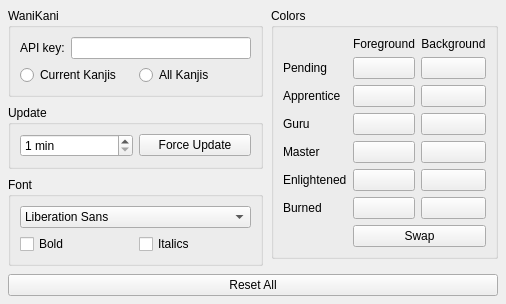
Old version of the form src/wanikaniwidget.ui in the repository agarny/wanikani.
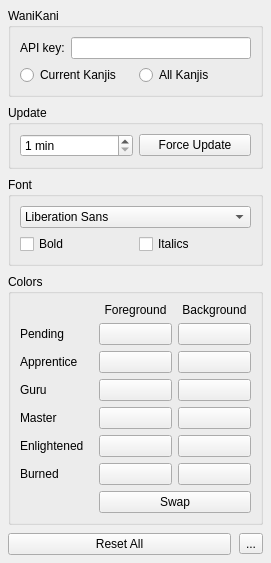
New version of the form. Icons and pictures are not drawn.

```diff
--- a/src/wanikaniwidget.ui
+++ b/src/wanikaniwidget.ui
@@ -6,8 +6,8 @@
    <rect>
     <x>0</x>
     <y>0</y>
-    <width>412</width>
-    <height>306</height>
+    <width>228</width>
+    <height>532</height>
    </rect>
   </property>
   <property name="windowTitle">
@@ -33,16 +33,14 @@
     <number>8</number>
    </property>
    <item>
-    <layout class="QHBoxLayout" name="horizontalLayout">
-     <item>
-      <layout class="QVBoxLayout" name="leftVerticalLayout">
-       <item>
-        <widget class="QGroupBox" name="apiKeyGroupBox">
-         <property name="title">
-          <string>WaniKani</string>
-         </property>
          <layout class="QVBoxLayout" name="verticalLayout">
           <item>
+      <widget class="QGroupBox" name="waniKaniGroupBox">
+       <property name="title">
+        <string>WaniKani</string>
+       </property>
+       <layout class="QVBoxLayout" name="waniKaniLayout">
+        <item>
            <layout class="QHBoxLayout" name="apiKeyLayout">
             <item>
              <widget class="QLabel" name="apiKeyLabel">
@@ -153,23 +151,6 @@
         </widget>
        </item>
        <item>
-        <spacer name="leftVerticalSpacer">
-         <property name="orientation">
-          <enum>Qt::Vertical</enum>
-         </property>
-         <property name="sizeHint" stdset="0">
-          <size>
-           <width>0</width>
-           <height>0</height>
-          </size>
-         </property>
-        </spacer>
-       </item>
-      </layout>
-     </item>
-     <item>
-      <layout class="QVBoxLayout" name="rightVerticalLayout">
-       <item>
         <widget class="QGroupBox" name="colorsGroupBox">
          <property name="title">
           <string>Colors</string>
@@ -334,29 +315,32 @@
          </layout>
         </widget>
        </item>
+    </layout>
+   </item>
        <item>
-        <spacer name="rightVerticalSpacer">
-         <property name="orientation">
-          <enum>Qt::Vertical</enum>
-         </property>
-         <property name="sizeHint" stdset="0">
-          <size>
-           <width>0</width>
-           <height>0</height>
-          </size>
-         </property>
-        </spacer>
-       </item>
-      </layout>
-     </item>
-    </layout>
-   </item>
+    <layout class="QHBoxLayout" name="horizontalLayout">
    <item>
     <widget class="QPushButton" name="resetAllPushButton">
      <property name="text">
       <string>Reset All</string>
      </property>
     </widget>
+     </item>
+     <item>
+      <widget class="QToolButton" name="toolButton">
+       <property name="text">
+        <string>...</string>
+       </property>
+       <property name="icon">
+        <iconset resource="../res/resources.qrc">
+         <normaloff>:/gear</normaloff>:/gear</iconset>
+       </property>
+       <property name="popupMode">
+        <enum>QToolButton::InstantPopup</enum>
+       </property>
+      </widget>
+     </item>
+    </layout>
    </item>
   </layout>
  </widget>
```
Lines whose indentation alone changed are shown as unchanged.
